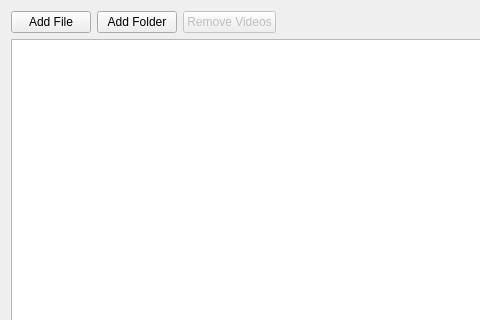
The window that mainwindow.ui (garfunkel/SameDifference) describes before a commit, drawn with Qt 5; both pictures show x 0 to 480 and y 0 to 320 of the 1200 by 700 pixel window.
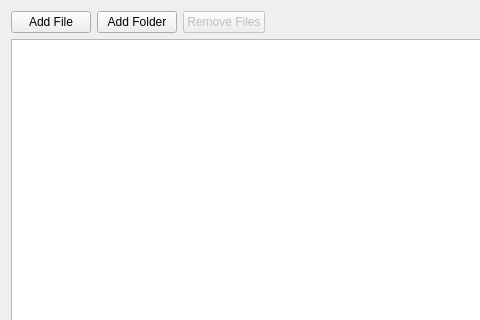
The same window after the commit. Icons and pictures are not drawn.

Commit message: refactor to remove references to Videos, cleanup

What changed in the file:
```diff
--- a/mainwindow.ui
+++ b/mainwindow.ui
@@ -54,7 +54,7 @@
            <bool>false</bool>
           </property>
           <property name="text">
-           <string>Remove Videos</string>
+           <string>Remove Files</string>
           </property>
           <property name="icon">
            <iconset theme="list-remove"/>
```
Left out of the diff: 37 changed lines with no effect on the pictures. The commit also changes 2 other files.
